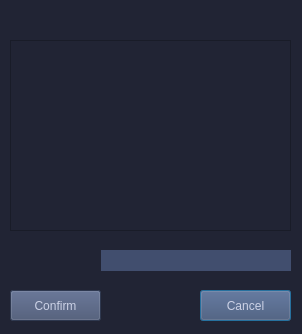
This is GUIs/ScriptRunnerPyQt5_GUI/PyUIs/rmv_usr_o_gru.ui in vipersniper0501/CP_Scripts2 as Qt 5 draws it before an edit. The edited form follows.
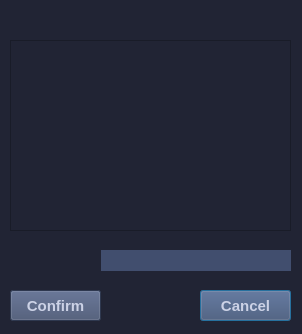
This is the edited form.

Diff of the .ui file:
```diff
--- a/GUIs/ScriptRunnerPyQt5_GUI/PyUIs/rmv_usr_o_gru.ui
+++ b/GUIs/ScriptRunnerPyQt5_GUI/PyUIs/rmv_usr_o_gru.ui
@@ -71,8 +71,23 @@
                     <height>31</height>
                 </rect>
             </property>
+   <property name="font">
+    <font>
+     <pointsize>11</pointsize>
+     <weight>75</weight>
+     <bold>true</bold>
+    </font>
+   </property>
             <property name="styleSheet">
-                <string notr="true">background-color: #414E6E;color: #CCD2E6;</string>
+    <string notr="true">QPushButton {
+background-color:#414E6E;
+color: #CCD2E6;
+font-weight: bold;
+}
+
+QPushButton:hover {
+background: rgba(139, 147, 178, .75);
+}</string>
             </property>
             <property name="text">
                 <string>Cancel</string>
@@ -87,8 +102,23 @@
                     <height>31</height>
                 </rect>
             </property>
+   <property name="font">
+    <font>
+     <pointsize>11</pointsize>
+     <weight>75</weight>
+     <bold>true</bold>
+    </font>
+   </property>
             <property name="styleSheet">
-                <string notr="true">background-color: #414E6E;color: #CCD2E6;</string>
+    <string notr="true">QPushButton {
+background-color:#414E6E;
+color: #CCD2E6;
+font-weight: bold;
+}
+
+QPushButton:hover {
+background: rgba(139, 147, 178, .75);
+}</string>
             </property>
             <property name="text">
                 <string>Confirm</string>
```
Lines whose indentation alone changed are shown as unchanged.
